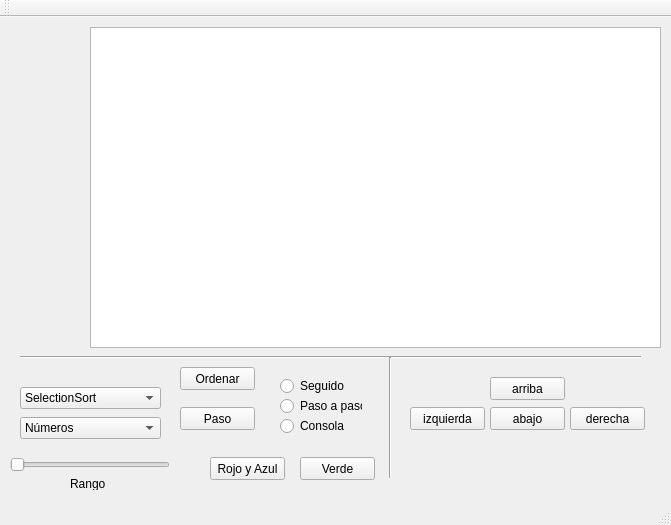
Before: the Qt Designer form mainwindow.ui in KendallTencio/PR1C-Ordenamientos, drawn with Qt 5.
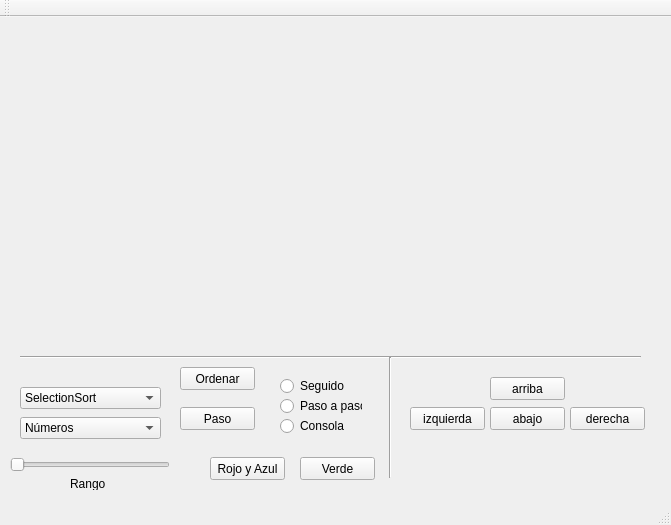
After: the same form once the commit is applied. Icons and pictures are not drawn.

```diff
--- a/mainwindow.ui
+++ b/mainwindow.ui
@@ -43,8 +43,8 @@
    <widget class="QLabel" name="label">
     <property name="geometry">
      <rect>
-      <x>0</x>
-      <y>0</y>
+      <x>310</x>
+      <y>90</y>
       <width>81</width>
       <height>71</height>
      </rect>
@@ -329,16 +329,6 @@
      <string>Paso</string>
     </property>
    </widget>
-   <widget class="QGraphicsView" name="graphicsView">
-    <property name="geometry">
-     <rect>
-      <x>90</x>
-      <y>10</y>
-      <width>571</width>
-      <height>321</height>
-     </rect>
-    </property>
-   </widget>
   </widget>
   <widget class="QMenuBar" name="menuBar">
    <property name="geometry">
```
Left out of the diff: 2 changed lines with no effect on the pictures.
